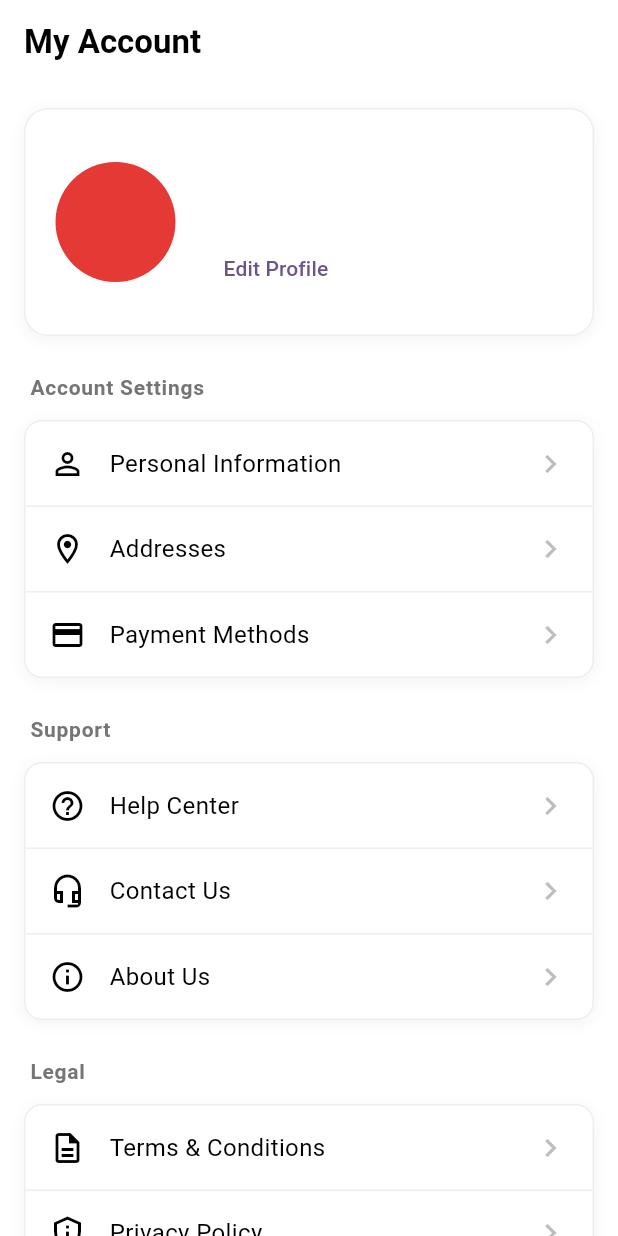
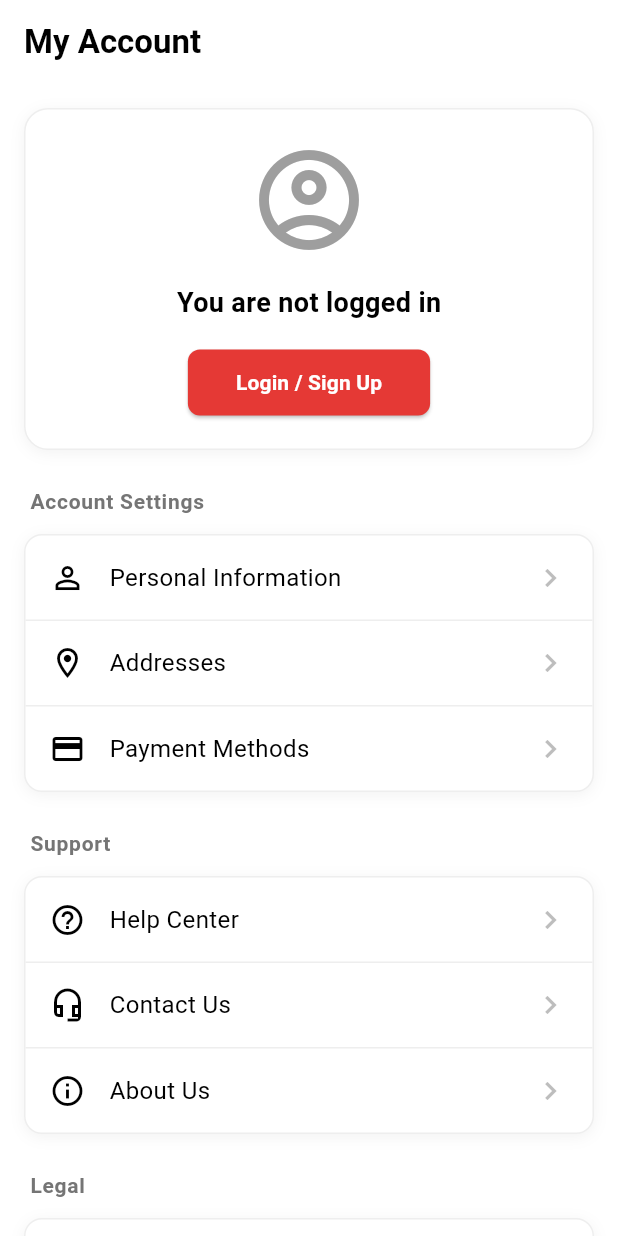
Before and after one commit to biswajeet162/apna_dukan_frontend, a Flutter app: the AccountScreen screen opened by its route, on a phone screen of 412 x 824 dp. Run offline on Flutter 3.47's test engine with Material 3 defaults, Android fonts, the phone set to English and light mode, and no system bars; our stand-ins replace dio, shared_preferences; accounts and stored records are empty; network calls fail.

Commit message:
some check sonde

```diff
--- a/lib/features/product/presentation/screens/account_screen.dart
+++ b/lib/features/product/presentation/screens/account_screen.dart
@@ -56,6 +56,7 @@ class AccountScreen extends StatelessWidget {
                 ),
                 child: Row(
                   children: [
+                    if (authProvider.isAuthenticated && user != null) ...[
                       Container(
                         width: 80,
                         height: 80,
@@ -109,6 +110,48 @@ class AccountScreen extends StatelessWidget {
                           ],
                         ),
                       ),
+                    ] else ...[
+                      // Guest View
+                      Expanded(
+                        child: Column(
+                          children: [
+                            const Icon(
+                              Icons.account_circle_outlined,
+                              size: 80,
+                              color: Colors.grey,
+                            ),
+                            const SizedBox(height: 16),
+                            const Text(
+                              'You are not logged in',
+                              style: TextStyle(
+                                fontSize: 18,
+                                fontWeight: FontWeight.bold,
+                                color: AppColors.textPrimary,
+                              ),
+                            ),
+                            const SizedBox(height: 16),
+                            ElevatedButton(
+                              onPressed: () => AppNavigator.toLogin(context),
+                              style: ElevatedButton.styleFrom(
+                                backgroundColor: AppColors.primaryRed,
+                                foregroundColor: Colors.white,
+                                padding: const EdgeInsets.symmetric(
+                                  horizontal: 32,
+                                  vertical: 12,
+                                ),
+                                shape: RoundedRectangleBorder(
+                                  borderRadius: BorderRadius.circular(8),
+                                ),
+                              ),
+                              child: const Text(
+                                'Login / Sign Up',
+                                style: TextStyle(fontWeight: FontWeight.bold),
+                              ),
+                            ),
+                          ],
+                        ),
+                      ),
+                    ],
                   ],
                 ),
               ),
@@ -173,6 +216,7 @@ class AccountScreen extends StatelessWidget {
               ),
               const SizedBox(height: 24),
               // Logout Button
+              if (authProvider.isAuthenticated && user != null)
                 SizedBox(
                   width: double.infinity,
                   child: ElevatedButton(
```
Also changed, not shown: lib/features/product/presentation/screens/product_list_screen.dart (+25 -3 lines). Lines whose indentation alone changed are shown as unchanged.
